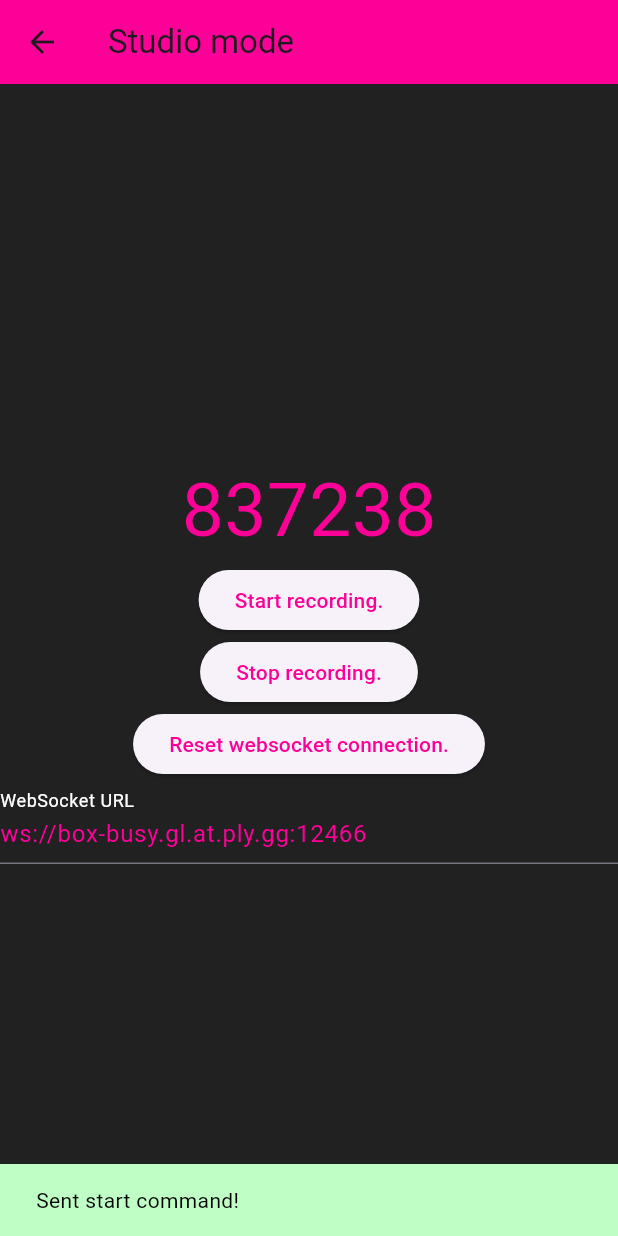
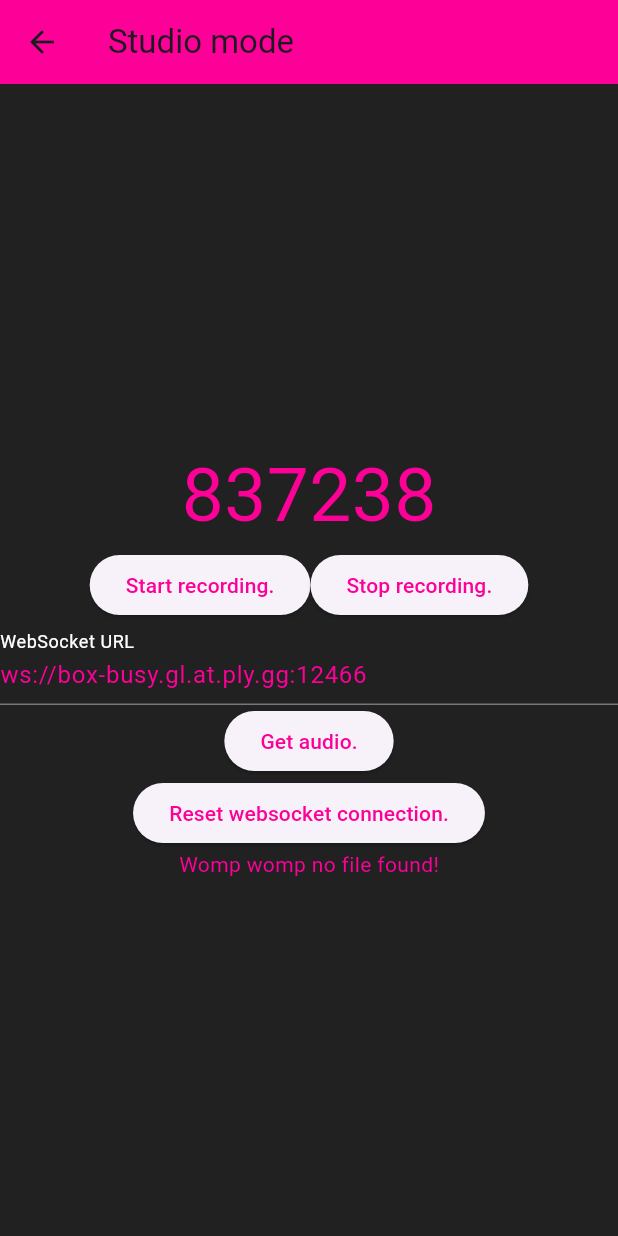
Before and after one commit to theartcher/S4-SM-Individual, a Flutter app: the StudioRoute screen opened directly, after a tap on "Start recording.", on a phone screen of 412 x 824 dp. Run offline on Flutter 3.47's test engine with Material 3 defaults, Android fonts, the phone set to English and light mode, and no system bars; our stand-ins replace audioplayers, permission_handler; missing offline and left inert: flutter_sound, ntp, record; network calls fail; statements that could not run were skipped.

Commit message:
Techcase = big done

```diff
--- a/microphone_mixer_flutter/lib/pages/studio.dart
+++ b/microphone_mixer_flutter/lib/pages/studio.dart
@@ -1,7 +1,8 @@
 import 'package:audioplayers/audioplayers.dart';
 import 'package:flutter/material.dart';
+import 'package:microphone_mixer_flutter/utils/file_api.dart';
 import 'package:microphone_mixer_flutter/utils/snackbar.dart';
-import 'package:uuid/uuid.dart';
+import 'package:ntp/ntp.dart';
 import 'package:web_socket_channel/io.dart';
 import 'package:web_socket_channel/web_socket_channel.dart';
 
@@ -16,10 +17,13 @@ class StudioRoute extends StatefulWidget {
 }
 
 class _StudioRouteState extends State<StudioRoute> {
-  final audioPlayer = AudioPlayer();
+  final audioPlayer = AudioPlayer()..setReleaseMode(ReleaseMode.stop);
   TextEditingController urlController = TextEditingController()
     ..text = "ws://box-busy.gl.at.ply.gg:12466";
   WebSocketChannel? channel;
+
+  late String audioPath = '';
+  bool isPlaying = false;
 
   @override
   void initState() {
@@ -31,6 +35,7 @@ class _StudioRouteState extends State<StudioRoute> {
   void dispose() {
     urlController.dispose();
     channel?.sink.close();
+    audioPlayer.dispose();
     super.dispose();
   }
 
@@ -43,6 +48,9 @@ class _StudioRouteState extends State<StudioRoute> {
 
     await channel?.ready;
     channel?.sink.add('Studio mode');
+
+    snack("Initialized new WebSocket.", context,
+        snackOption: SnackOptions.success);
   }
 
   void resetWebSocket() {
@@ -50,16 +58,39 @@ class _StudioRouteState extends State<StudioRoute> {
     initWebSocket();
   }
 
+  void getAudio() async {
+    var path = await collectMergedAudio(context, GROUP_ID);
+
+    if (path == '' || path == null) {
+      snack("Failed to retrieve an audio file.", context,
+          snackOption: SnackOptions.error);
+    }
+
+    setState(() {
+      audioPath = path;
+    });
+
+    print("Audio - $audioPath");
+    snack("Retrieved an audio file successfully.", context,
+        snackOption: SnackOptions.success);
+  }
+
   void sendStart() async {
-    var startTime = DateTime.now().add(const Duration(seconds: 3));
+    var startTime = await NTP.now();
+    startTime = startTime.add(const Duration(seconds: 3));
+    startTime =
+        startTime.subtract(Duration(milliseconds: startTime.millisecond));
+    startTime.toIso8601String();
     startTime.toString();
     channel?.sink.add('start@$startTime');
     snack("Sent start command!", context, snackOption: SnackOptions.success);
   }
 
   void sendStop() async {
-    var stopTime = DateTime.now().add(const Duration(seconds: 3));
-    stopTime.toString();
+    var stopTime = await NTP.now();
+    stopTime = stopTime.add(const Duration(seconds: 3));
+    stopTime = stopTime.subtract(Duration(milliseconds: stopTime.millisecond));
+    stopTime.toIso8601String();
     channel?.sink.add('stop@$stopTime');
     snack("Sent stop command!", context, snackOption: SnackOptions.success);
   }
@@ -76,6 +107,10 @@ class _StudioRouteState extends State<StudioRoute> {
           children: [
             const Text(GROUP_ID != '' ? GROUP_ID : "No group set!",
                 style: TextStyle(color: PRIMARY_COLOR, fontSize: 50)),
+            Row(
+              mainAxisAlignment: MainAxisAlignment.center,
+              crossAxisAlignment: CrossAxisAlignment.center,
+              children: [
                 ElevatedButton(
                   onPressed: () {
                     sendStart();
@@ -94,14 +129,7 @@ class _StudioRouteState extends State<StudioRoute> {
                     style: TextStyle(color: PRIMARY_COLOR),
                   ),
                 ),
-            ElevatedButton(
-              onPressed: () {
-                resetWebSocket();
-              },
-              child: const Text(
-                'Reset websocket connection.',
-                style: TextStyle(color: PRIMARY_COLOR),
-              ),
+              ],
             ),
             TextField(
               controller: urlController,
@@ -113,6 +141,50 @@ class _StudioRouteState extends State<StudioRoute> {
               ),
               style: const TextStyle(color: PRIMARY_COLOR),
             ),
+            ElevatedButton(
+              onPressed: () {
+                getAudio();
+              },
+              child: const Text(
+                'Get audio.',
+                style: TextStyle(color: PRIMARY_COLOR),
+              ),
+            ),
+            Column(
+              children: [
+                ElevatedButton(
+                  onPressed: () {
+                    resetWebSocket();
+                  },
+                  child: const Text(
+                    'Reset websocket connection.',
+                    style: TextStyle(color: PRIMARY_COLOR),
+                  ),
+                ),
+                Container(
+                    child: audioPath == ''
+                        ? const Text(
+                            "Womp womp no file found!",
+                            style: TextStyle(color: PRIMARY_COLOR),
+                          )
+                        : ElevatedButton(
+                            child: Text(
+                              isPlaying ? 'Pause audio' : 'Play audio',
+                              style: TextStyle(color: PRIMARY_COLOR),
+                            ),
+                            onPressed: () {
+                              setState(() {
+                                if (isPlaying) {
+                                  audioPlayer.stop();
+                                } else {
+                                  audioPlayer.play(DeviceFileSource(audioPath));
+                                }
+                                isPlaying = !isPlaying;
+                              });
+                            },
+                          ))
+              ],
+            ),
           ],
         ),
       );
--- a/microphone_mixer_flutter/lib/utils/file_api.dart
+++ b/microphone_mixer_flutter/lib/utils/file_api.dart
@@ -8,7 +8,7 @@ import 'package:path_provider/path_provider.dart';
 
 export 'file_api.dart';
 
-const FILE_API_URL = "https://nice-cloths-tease.loca.lt";
+const FILE_API_URL = "https://two-ads-mix.loca.lt";
 const GROUP_ID = "837238";
 
 void sendConvertedAudio(File? audioFile, BuildContext context) async {
--- a/microphone_mixer_flutter/pubspec.yaml
+++ b/microphone_mixer_flutter/pubspec.yaml
@@ -47,6 +47,7 @@ dependencies:
   http_parser: any
   uuid: any
   path_provider: ^2.1.2
+  ntp: ^2.0.0
 dev_dependencies:
   flutter_test:
     sdk: flutter
```
Also changed, not shown: microphone_mixer_flutter/pubspec.lock, 2 other files. Lines whose indentation alone changed are shown as unchanged.
